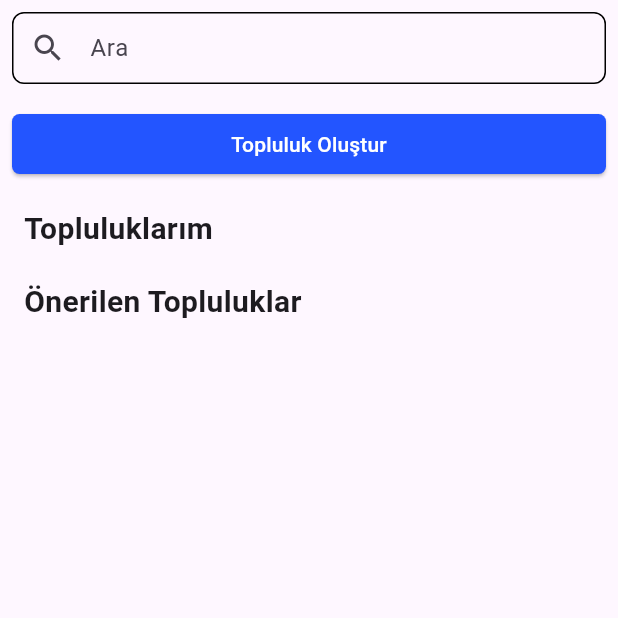
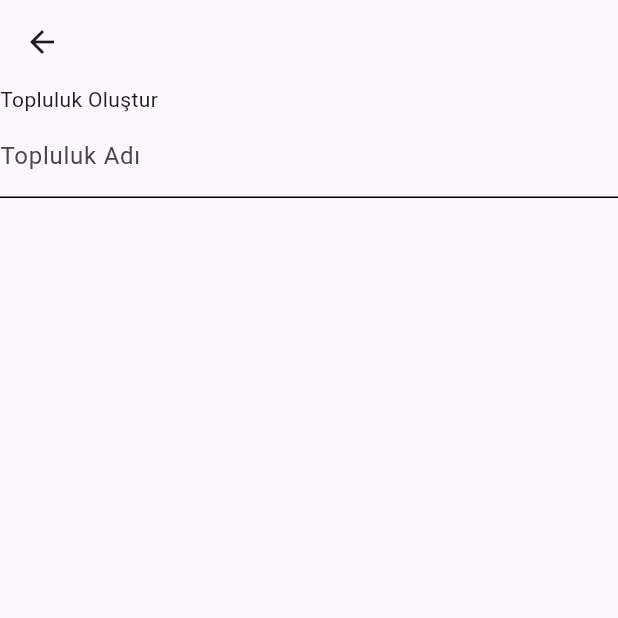
Before and after one commit to tahsin-emre/voxpollui, a Flutter app: the CommunityPage screen opened directly with empty values, after a tap on "Topluluk Oluştur", on a phone screen of 412 x 824 dp, the top half of it. Run offline on Flutter 3.47's test engine with Material 3 defaults, Android fonts, the phone set to English and light mode, and no system bars; our stand-ins replace flutter_dotenv, image_picker, parse_server_sdk_flutter, shared_preferences, shimmer, table_calendar; missing offline and left inert: flutter_polls; accounts and stored records are empty; statements that could not run were skipped.

Commit message:
community

```diff
--- /dev/null
+++ b/lib/class/model/national/get_style.dart
@@ -0,0 +1,9 @@
+import 'package:flutter/material.dart';
+
+class GetTextStyle {
+  static TextStyle titleStyle() {
+    return TextStyle(
+
+    );
+  }
+}
--- /dev/null
+++ b/lib/pages/communitys.dart
@@ -0,0 +1,47 @@
+import 'package:flutter/material.dart';
+import 'package:flutter/widgets.dart';
+import 'package:voxpollui/class/model/national/get_color.dart';
+
+class CreateCommunityPage extends StatefulWidget {
+  const CreateCommunityPage({super.key});
+
+  @override
+  State<CreateCommunityPage> createState() => _CreateCommunityPageState();
+}
+
+class _CreateCommunityPageState extends State<CreateCommunityPage> {
+
+  TextEditingController community_name = TextEditingController();
+
+  @override
+  Widget build(BuildContext context) {
+    return Scaffold(
+      appBar: AppBar(),
+      body: SingleChildScrollView(
+        child: Container(
+          child: Column(
+            children: [
+              Align(
+                alignment: Alignment.centerLeft,
+                child: Text("Topluluk Oluştur")
+              ),
+              TextField(
+                controller: community_name,
+                decoration: InputDecoration(
+                  labelText: 'Topluluk Adı',
+                  border: UnderlineInputBorder(),
+                  enabledBorder: UnderlineInputBorder(
+                    borderSide: BorderSide(color: Colors.black)
+                  ),
+                  focusedBorder: UnderlineInputBorder(
+                    borderSide: BorderSide(color: AppColor.nationalColor)
+                  ),
+                ),cursorColor: AppColor.nationalColor,
+              ),
+            ],
+          ),
+        ),
+      ),
+    );
+  }
+}
--- a/lib/pages/home/community_page.dart
+++ b/lib/pages/home/community_page.dart
@@ -2,6 +2,7 @@ import 'package:flutter/material.dart';
 import 'package:voxpollui/class/custom/custom_button.dart';
 import 'package:voxpollui/class/custom/custom_loading_screen.dart';
 import 'package:voxpollui/class/widget_class.dart';
+import 'package:voxpollui/pages/communitys.dart';
 
 // ignore: must_be_immutable
 class CommunityPage extends StatefulWidget {
@@ -52,7 +53,7 @@ class _CommunityPageState extends State<CommunityPage> {
                         Padding(
                           padding: const EdgeInsets.all(8.0),
                           child: NationalButton.nationalButton(text: "Topluluk Oluştur", onPressed: () {
-                            print("Sayfaya gidicek");
+                            Navigator.push(context, MaterialPageRoute(builder: (context) => CreateCommunityPage()));
                           }),
                         ),
                         const SizedBox(height: 10.0),
--- a/lib/pages/home_page.dart
+++ b/lib/pages/home_page.dart
@@ -91,7 +91,10 @@ class _HomePageState extends State<HomePage> {
   @override
   Widget build(BuildContext context) {
     return Scaffold(
-      body: usersObjects != null ? _pages[_currentIndex] : LoadingScreen.loadingScreen(),
+      body: usersObjects != null ? _pages[_currentIndex] : Page0(
+          pollObjects: pollObjects,
+          usersObjects: usersObjects,
+        ),
       bottomNavigationBar: _buildBottomNavigationBar(),
     );
   }
--- a/lib/pages/survey_page.dart
+++ b/lib/pages/survey_page.dart
@@ -110,9 +110,7 @@ class _SurveyPageState extends State<SurveyPage> {
       ),
       body: Container(
         padding: const EdgeInsets.all(20),
-        child: _isLoading // Yükleme durumunu kontrol edin
-            ? LoadingScreen.loadingScreen()
-            :  //! Anketleri Test Edebilmek için şimdilik Devre dışı 🠗🠗🠗🠗🠗🠗
+        child:
               /*isPollCreator ? const SizedBox(child: Center(child: Text("Bu Sizin Oluşturduğunuz bir anket"),),) : */
             ListView(
                 children: [
@@ -226,7 +224,7 @@ class _SurveyPageState extends State<SurveyPage> {
       future: _pollOptions,
       builder: (context, snapshot) {
         if (snapshot.connectionState == ConnectionState.waiting) {
-          return LoadingScreen.loadingScreen();
+          // return LoadingScreen.loadingScreen();
         }
 
         if (snapshot.hasError) {
--- a/pubspec.yaml
+++ b/pubspec.yaml
@@ -92,9 +92,9 @@ flutter:
   # "family" key with the font family name, and a "fonts" key with a
   # list giving the asset and other descriptors for the font. For
   # example:
-  # fonts:
-  #   - family: Schyler
-  #     fonts:
+  fonts:
+    - family: Schyler
+    fonts:
   #       - asset: fonts/Schyler-Regular.ttf
   #       - asset: fonts/Schyler-Italic.ttf
   #         style: italic
```
Also changed, not shown: assets/fonts/Gilroy-Black.ttf (added), assets/image/Done.png (renamed from assets/Done.png), assets/image/cover.png (renamed from assets/cover.png), assets/image/login.png (renamed from assets/login.png), assets/image/onboard1.png (renamed from assets/onboard1.png), assets/image/onboard2.png (renamed from assets/onboard2.png), assets/image/onboard3.png (renamed from assets/onboard3.png), assets/image/onboard4.png (renamed from assets/onboard4.png), assets/image/profil_foto1.png (renamed from assets/profil_foto1.png), assets/image/profil_foto2.png (renamed from assets/profil_foto2.png), assets/image/profil_foto3.png (renamed from assets/profil_foto3.png), assets/image/profilepicture.png (renamed from assets/profilepicture.png).
